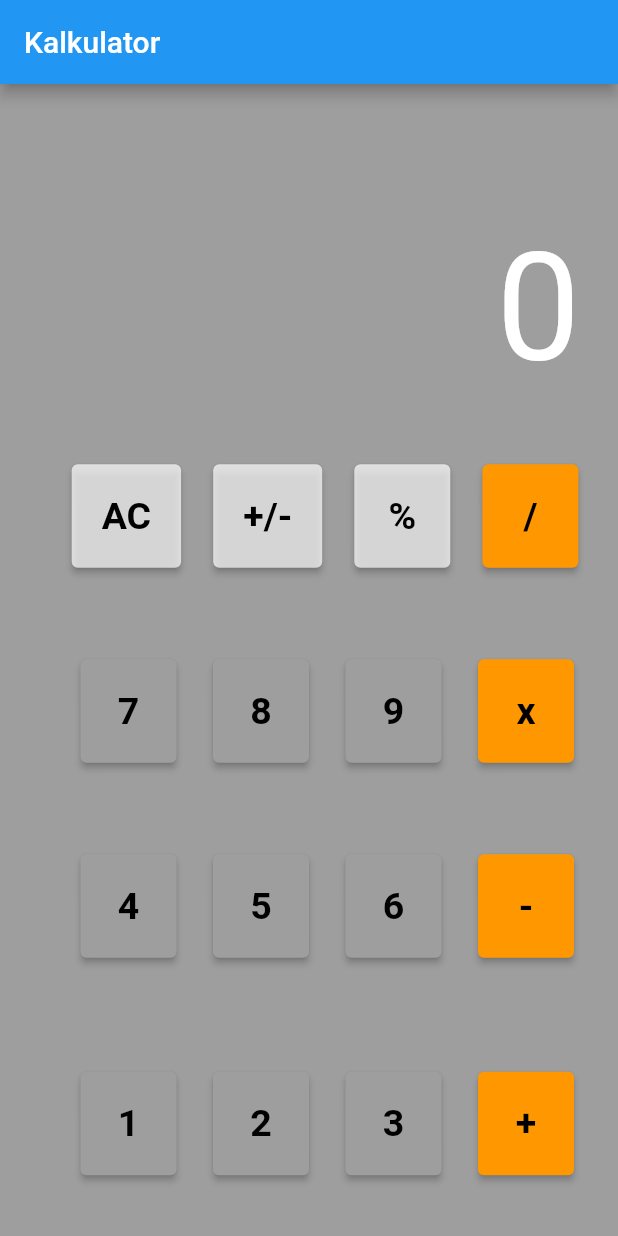
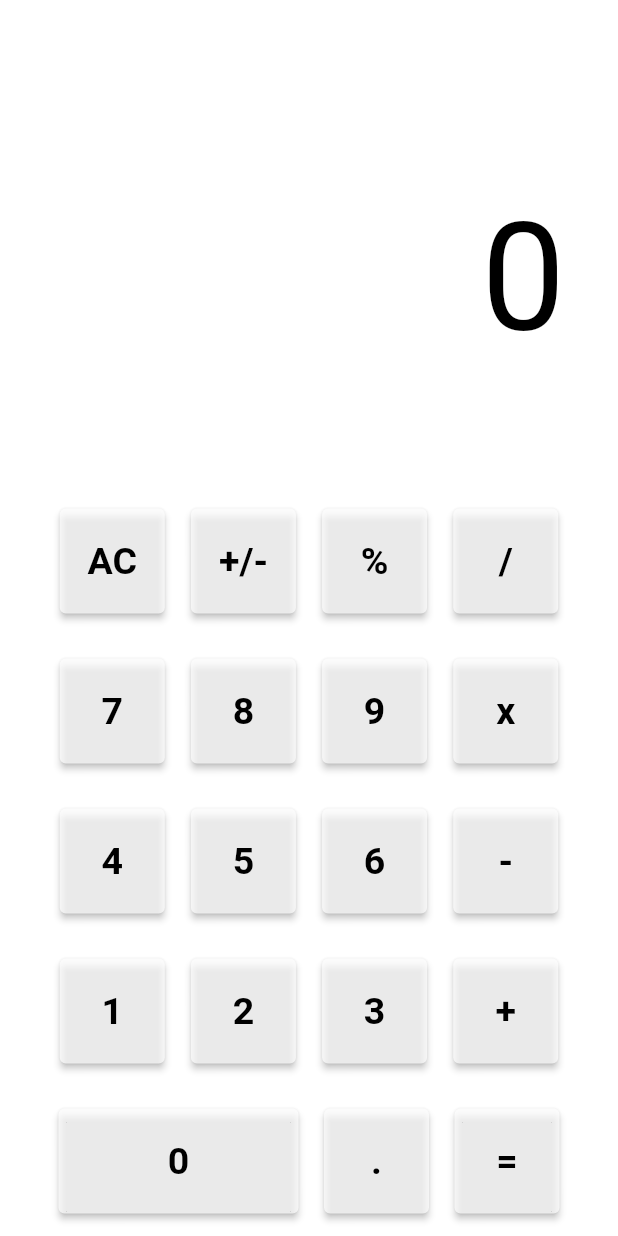
Before and after one commit to KrystianRozdzialik/kalkulator_flutter, a Flutter app: the screen it shows after launch, on a phone screen of 412 x 824 dp. Run offline on Flutter 3.47's test engine with Material 2 defaults, Android fonts, the phone set to English and light mode, and no system bars.

Commit message:
ulepszony design

```diff
--- a/lib/main.dart
+++ b/lib/main.dart
@@ -46,7 +46,7 @@ class _MyHomePageState extends State<MyHomePage> {
         ),
         style: ElevatedButton.styleFrom(
           backgroundColor: btncolor,
-          padding: EdgeInsets.all(20),
+                                                  // shadowColor: Color(0xFFFFF),
           //shape: CircleBorder(),
         ),
       ),
@@ -59,10 +59,10 @@ class _MyHomePageState extends State<MyHomePage> {
   Widget build(BuildContext context) {
 
     return Scaffold(
-      backgroundColor: Colors.grey,
-      appBar: AppBar(
-        title: Text(widget.title),
-      ),
+      backgroundColor: Colors.white,
+      // appBar: AppBar(
+      //   title: Text(widget.title),
+      // ),
       body: Padding(
         padding: EdgeInsets.symmetric(horizontal: 5),
         child: Column(
@@ -70,60 +70,149 @@ class _MyHomePageState extends State<MyHomePage> {
           children: [
             Row(
               mainAxisAlignment: MainAxisAlignment.end,
-              children: [ Padding(padding: EdgeInsets.all(20),
+              children: [ Padding(padding: EdgeInsets.all(30),
                 child: Text('0',
                   textAlign: TextAlign.left,
-                  style: TextStyle(color: Colors.white,
+                  style: TextStyle(color: Colors.black,
                       fontSize: 100),
-                ),
-              )
+                  ),
+                )
               ],
             ),
-
+            SizedBox(height: 50,),
             Row(
               mainAxisAlignment: MainAxisAlignment.spaceEvenly,
               children: [
-                Padding(padding: EdgeInsets.only(bottom: 120),),
-                calcbutton('AC', Colors.white70, Colors.black),
-                calcbutton('+/-', Colors.white70, Colors.black),
-                calcbutton('%', Colors.white70, Colors.black),
-                calcbutton('/', Colors.orange, Colors.black),
+                Padding(padding: EdgeInsets.only(bottom: 100),),
+                SizedBox(
+                  height: 70,
+                  width: 70,
+                  child: calcbutton('AC', Colors.white70, Colors.black),
+                ),
+                SizedBox(
+                  height: 70,
+                  width: 70,
+                  child: calcbutton('+/-', Colors.white70, Colors.black),
+                ),
+                SizedBox(
+                  height: 70,
+                  width: 70,
+                  child: calcbutton('%', Colors.white70, Colors.black),
+                ),
+                SizedBox(
+                  height: 70,
+                  width: 70,
+                  child: calcbutton('/', Colors.white70, Colors.black),
+                ),
+                SizedBox(height: 0,),
               ],
             ),
-            SizedBox(height: 10,),
+            // SizedBox(height: 30,),
             Row(
               mainAxisAlignment: MainAxisAlignment.spaceEvenly,
               children: [
-                Padding(padding: EdgeInsets.only(bottom: 120),),
-                calcbutton('7', Colors.grey, Colors.black),
-                calcbutton('8', Colors.grey, Colors.black),
-                calcbutton('9', Colors.grey, Colors.black),
-                calcbutton('x', Colors.orange, Colors.black),
+                Padding(padding: EdgeInsets.only(bottom: 100),),
+                SizedBox(
+                  height: 70,
+                  width: 70,
+                  child: calcbutton('7', Colors.white70, Colors.black),
+                ),
+                SizedBox(
+                  height: 70,
+                  width: 70,
+                  child: calcbutton('8', Colors.white70, Colors.black),
+                ),
+                SizedBox(
+                  height: 70,
+                  width: 70,
+                  child: calcbutton('9', Colors.white70, Colors.black),
+                ),
+                SizedBox(
+                  height: 70,
+                  width: 70,
+                  child: calcbutton('x', Colors.white70, Colors.black),
+                ),
+                SizedBox(height: 0,),
               ],
             ),
-            SizedBox(height: 10,),
-            Row(
-
-              mainAxisAlignment: MainAxisAlignment.spaceEvenly,
-              children: [
-                Padding(padding: EdgeInsets.only(bottom: 120),),
-                calcbutton('4', Colors.grey, Colors.black),
-                calcbutton('5', Colors.grey, Colors.black),
-                calcbutton('6', Colors.grey, Colors.black),
-                calcbutton('-', Colors.orange, Colors.black),
-              ],
-            ),
-            SizedBox(height: 10,),
+            // SizedBox(height: 30,),
             Row(
               mainAxisAlignment: MainAxisAlignment.spaceEvenly,
               children: [
-                Padding(padding: EdgeInsets.only(bottom: 150),),
-                calcbutton('1', Colors.grey, Colors.black),
-                calcbutton('2', Colors.grey, Colors.black),
-                calcbutton('3', Colors.grey, Colors.black),
-                calcbutton('+', Colors.orange, Colors.black),
+                Padding(padding: EdgeInsets.only(bottom: 100),),
+                SizedBox(
+                  height: 70,
+                  width: 70,
+                  child: calcbutton('4', Colors.white70, Colors.black),
+                ),
+                SizedBox(
+                  height: 70,
+                  width: 70,
+                  child: calcbutton('5', Colors.white70, Colors.black),
+                ),
+                SizedBox(
+                  height: 70,
+                  width: 70,
+                  child: calcbutton('6', Colors.white70, Colors.black),
+                ),
+                SizedBox(
+                  height: 70,
+                  width: 70,
+                  child: calcbutton('-', Colors.white70, Colors.black),
+                ),
+                SizedBox(height: 0,),
               ],
             ),
+            // SizedBox(height: 30,),
+            Row(
+              mainAxisAlignment: MainAxisAlignment.spaceEvenly,
+              children: [
+                Padding(padding: EdgeInsets.only(bottom: 100),),
+                SizedBox(
+                  height: 70,
+                  width: 70,
+                  child: calcbutton('1', Colors.white70, Colors.black),
+                ),
+                SizedBox(
+                  height: 70,
+                  width: 70,
+                  child: calcbutton('2', Colors.white70, Colors.black),
+                ),
+                SizedBox(
+                  height: 70,
+                  width: 70,
+                  child: calcbutton('3', Colors.white70, Colors.black),
+                ),
+                SizedBox(
+                  height: 70,
+                  width: 70,
+                  child: calcbutton('+', Colors.white70, Colors.black),
+                ),
+                SizedBox(height: 0,),
+              ],
+            ),
+            Row(
+              mainAxisAlignment: MainAxisAlignment.spaceEvenly,
+              children: [
+                Padding(padding: EdgeInsets.only(bottom: 100),),
+                SizedBox(
+                  height: 70,
+                  width: 160,
+                  child: calcbutton('0', Colors.white70, Colors.black),
+                ),
+                SizedBox(
+                  height: 70,
+                  width: 70,
+                  child: calcbutton('.', Colors.white70, Colors.black),
+                ),
+                SizedBox(
+                  height: 70,
+                  width: 70,
+                  child: calcbutton('=', Colors.white70, Colors.black),
+                ),
+                SizedBox(height: 0,),
+              ],
+            )
           ],
         ),
       ),
```
Also changed, not shown: 5 other files.
